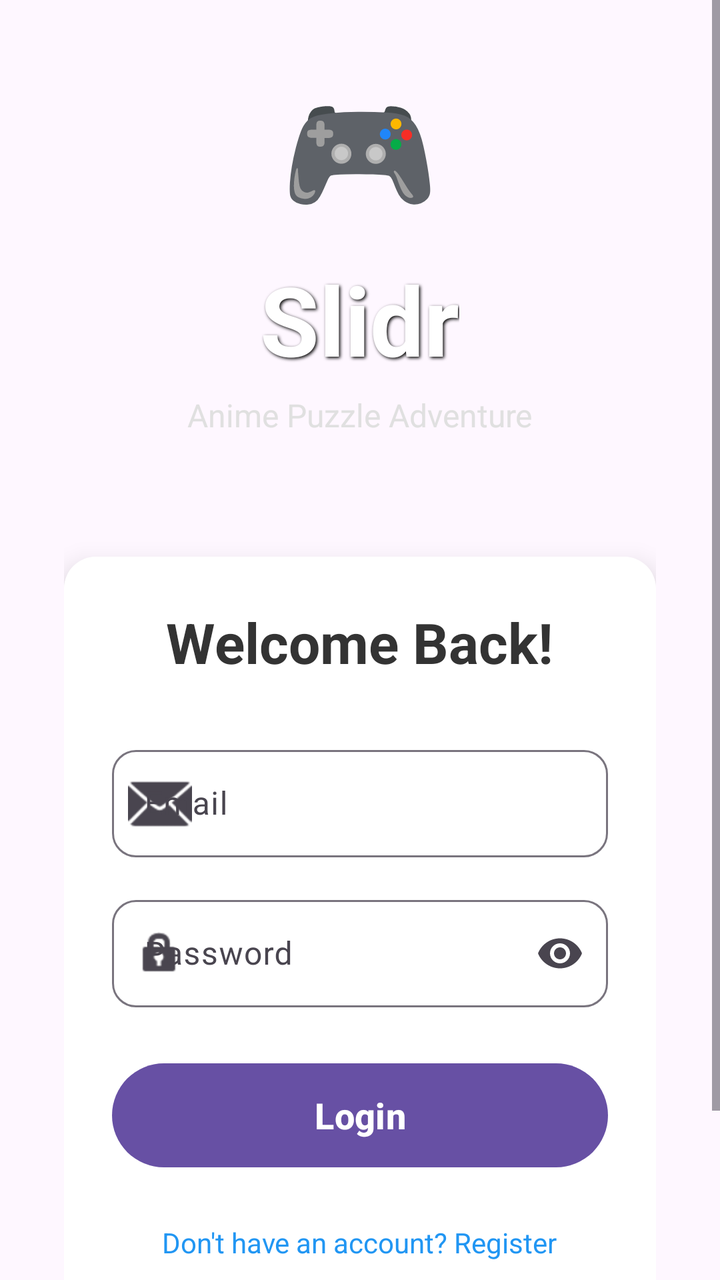
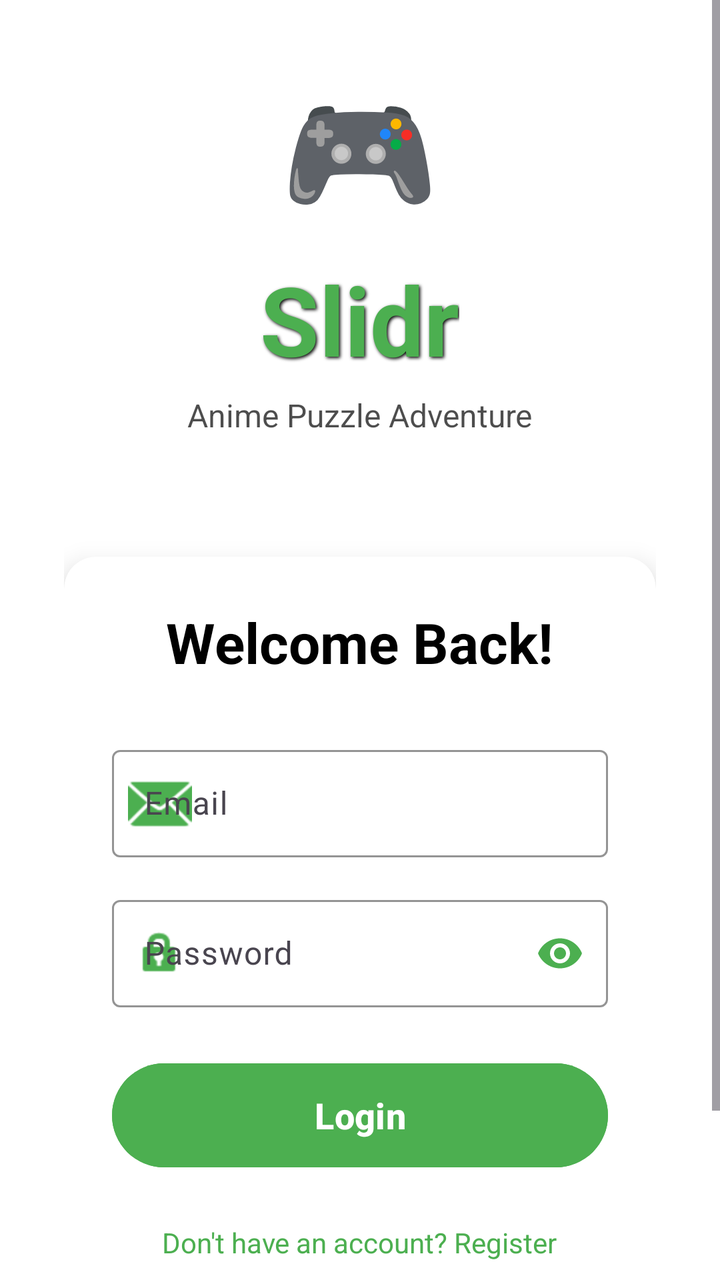

Two renders of the same Android screen: before a commit and after it. Below are the layout's source before the change and the commit's diff.
<!-- AndroidManifest.xml: application theme Theme.Slidr -->
<!-- res/layout/activity_login_activity.xml -->
<?xml version="1.0" encoding="utf-8"?>
<ScrollView xmlns:android="http://schemas.android.com/apk/res/android"
    android:layout_width="match_parent"
    android:layout_height="match_parent"
    android:fillViewport="true">

    <LinearLayout
        android:layout_width="match_parent"
        android:layout_height="wrap_content"
        android:orientation="vertical"
        android:gravity="center"
        android:padding="32dp">

        <LinearLayout
            android:id="@+id/logoContainer"
            android:layout_width="wrap_content"
            android:layout_height="wrap_content"
            android:orientation="vertical"
            android:gravity="center"
            android:layout_marginBottom="40dp">

            <TextView
                android:layout_width="wrap_content"
                android:layout_height="wrap_content"
                android:text="🎮"
                android:textSize="64sp"
                android:layout_marginBottom="10dp"/>

            <TextView
                android:layout_width="wrap_content"
                android:layout_height="wrap_content"
                android:text="Slidr"
                android:textSize="48sp"
                android:textColor="#FFFFFF"
                android:textStyle="bold"
                android:shadowColor="#000000"
                android:shadowDx="2"
                android:shadowDy="2"
                android:shadowRadius="4"/>

            <TextView
                android:layout_width="wrap_content"
                android:layout_height="wrap_content"
                android:text="Anime Puzzle Adventure"
                android:textSize="16sp"
                android:textColor="#E0E0E0"
                android:layout_marginTop="5dp"/>

        </LinearLayout>

        <androidx.cardview.widget.CardView
            android:layout_width="match_parent"
            android:layout_height="wrap_content"
            android:layout_marginTop="20dp"
            android:elevation="8dp"
            app:cardCornerRadius="16dp"
            app:cardElevation="8dp"
            xmlns:app="http://schemas.android.com/apk/res-auto">

            <LinearLayout
                android:layout_width="match_parent"
                android:layout_height="wrap_content"
                android:orientation="vertical"
                android:padding="24dp"
                android:background="#FFFFFF">

                <TextView
                    android:layout_width="wrap_content"
                    android:layout_height="wrap_content"
                    android:text="Welcome Back!"
                    android:textSize="28sp"
                    android:textColor="#333333"
                    android:textStyle="bold"
                    android:layout_gravity="center"
                    android:layout_marginBottom="30dp"/>

                <com.google.android.material.textfield.TextInputLayout
                    android:layout_width="match_parent"
                    android:layout_height="wrap_content"
                    android:layout_marginBottom="16dp"
                    app:boxBackgroundMode="outline"
                    app:boxCornerRadiusTopStart="12dp"
                    app:boxCornerRadiusTopEnd="12dp"
                    app:boxCornerRadiusBottomStart="12dp"
                    app:boxCornerRadiusBottomEnd="12dp"
                    app:startIconDrawable="@android:drawable/ic_dialog_email">

                    <com.google.android.material.textfield.TextInputEditText
                        android:id="@+id/etEmail"
                        android:layout_width="match_parent"
                        android:layout_height="wrap_content"
                        android:hint="Email"
                        android:inputType="textEmailAddress"
                        android:textSize="16sp"
                        android:padding="16dp"/>

                </com.google.android.material.textfield.TextInputLayout>

                <com.google.android.material.textfield.TextInputLayout
                    android:layout_width="match_parent"
                    android:layout_height="wrap_content"
                    android:layout_marginBottom="24dp"
                    app:boxBackgroundMode="outline"
                    app:boxCornerRadiusTopStart="12dp"
                    app:boxCornerRadiusTopEnd="12dp"
                    app:boxCornerRadiusBottomStart="12dp"
                    app:boxCornerRadiusBottomEnd="12dp"
                    app:startIconDrawable="@android:drawable/ic_lock_idle_lock"
                    app:endIconMode="password_toggle">

                    <com.google.android.material.textfield.TextInputEditText
                        android:id="@+id/etPassword"
                        android:layout_width="match_parent"
                        android:layout_height="wrap_content"
                        android:hint="Password"
                        android:inputType="textPassword"
                        android:textSize="16sp"
                        android:padding="16dp"/>

                </com.google.android.material.textfield.TextInputLayout>

                <Button
                    android:id="@+id/btnLogin"
                    android:layout_width="match_parent"
                    android:layout_height="60dp"
                    android:text="Login"
                    android:textSize="18sp"
                    android:textStyle="bold"
                    android:textColor="#FFFFFF"
                    android:layout_marginBottom="16dp"/>

                <TextView
                    android:id="@+id/tvRegisterLink"
                    android:layout_width="wrap_content"
                    android:layout_height="wrap_content"
                    android:text="Don't have an account? Register"
                    android:textSize="14sp"
                    android:textColor="#2196F3"
                    android:layout_gravity="center"
                    android:padding="8dp"
                    android:clickable="true"
                    android:focusable="true"/>

                <TextView
                    android:id="@+id/tvSkipLogin"
                    android:layout_width="wrap_content"
                    android:layout_height="wrap_content"
                    android:text="Continue as Guest"
                    android:textSize="14sp"
                    android:textColor="#000000"
                    android:layout_gravity="center"
                    android:padding="8dp"
                    android:layout_marginTop="8dp"
                    android:clickable="true"
                    android:focusable="true"/>

            </LinearLayout>

        </androidx.cardview.widget.CardView>

    </LinearLayout>

</ScrollView>
<!-- resources referenced by this layout -->
<resources>
  <style name="Theme.Slidr" parent="Base.Theme.Slidr" />
  <style name="Base.Theme.Slidr" parent="Theme.Material3.DayNight.NoActionBar">
          
          
      </style>
</resources>

<!-- the commit's change to res/layout/activity_login_activity.xml (unified diff, before → after) -->
@@ -1,8 +1,10 @@
 <?xml version="1.0" encoding="utf-8"?>
 <ScrollView xmlns:android="http://schemas.android.com/apk/res/android"
+    xmlns:app="http://schemas.android.com/apk/res-auto"
     android:layout_width="match_parent"
     android:layout_height="match_parent"
-    android:fillViewport="true">
+    android:fillViewport="true"
+    android:background="?attr/colorSurface">
 
     <LinearLayout
         android:layout_width="match_parent"
@@ -31,7 +33,7 @@
                 android:layout_height="wrap_content"
                 android:text="Slidr"
                 android:textSize="48sp"
-                android:textColor="#FFFFFF"
+                android:textColor="?attr/colorPrimary"
                 android:textStyle="bold"
                 android:shadowColor="#000000"
                 android:shadowDx="2"
@@ -43,7 +45,8 @@
                 android:layout_height="wrap_content"
                 android:text="Anime Puzzle Adventure"
                 android:textSize="16sp"
-                android:textColor="#E0E0E0"
+                android:textColor="?attr/colorOnSurface"
+                android:alpha="0.7"
                 android:layout_marginTop="5dp"/>
 
         </LinearLayout>
@@ -55,21 +58,20 @@
             android:elevation="8dp"
             app:cardCornerRadius="16dp"
             app:cardElevation="8dp"
-            xmlns:app="http://schemas.android.com/apk/res-auto">
+            app:cardBackgroundColor="?attr/colorSurface">
 
             <LinearLayout
                 android:layout_width="match_parent"
                 android:layout_height="wrap_content"
                 android:orientation="vertical"
-                android:padding="24dp"
-                android:background="#FFFFFF">
+                android:padding="24dp">
 
                 <TextView
                     android:layout_width="wrap_content"
                     android:layout_height="wrap_content"
                     android:text="Welcome Back!"
                     android:textSize="28sp"
-                    android:textColor="#333333"
+                    android:textColor="?attr/colorOnSurface"
                     android:textStyle="bold"
                     android:layout_gravity="center"
                     android:layout_marginBottom="30dp"/>
@@ -78,12 +80,11 @@
                     android:layout_width="match_parent"
                     android:layout_height="wrap_content"
                     android:layout_marginBottom="16dp"
-                    app:boxBackgroundMode="outline"
-                    app:boxCornerRadiusTopStart="12dp"
-                    app:boxCornerRadiusTopEnd="12dp"
-                    app:boxCornerRadiusBottomStart="12dp"
-                    app:boxCornerRadiusBottomEnd="12dp"
-                    app:startIconDrawable="@android:drawable/ic_dialog_email">
+                    style="@style/Widget.Material3.TextInputLayout.OutlinedBox"
+                    app:boxStrokeColor="?attr/colorPrimary"
+                    app:hintTextColor="?attr/colorPrimary"
+                    app:startIconDrawable="@android:drawable/ic_dialog_email"
+                    app:startIconTint="?attr/colorPrimary">
 
                     <com.google.android.material.textfield.TextInputEditText
                         android:id="@+id/etEmail"
@@ -92,6 +93,8 @@
                         android:hint="Email"
                         android:inputType="textEmailAddress"
                         android:textSize="16sp"
+                        android:textColor="@color/input_text"
+                        android:textColorHint="@color/input_hint"
                         android:padding="16dp"/>
 
                 </com.google.android.material.textfield.TextInputLayout>
@@ -100,13 +103,13 @@
                     android:layout_width="match_parent"
                     android:layout_height="wrap_content"
                     android:layout_marginBottom="24dp"
-                    app:boxBackgroundMode="outline"
-                    app:boxCornerRadiusTopStart="12dp"
-                    app:boxCornerRadiusTopEnd="12dp"
-                    app:boxCornerRadiusBottomStart="12dp"
-                    app:boxCornerRadiusBottomEnd="12dp"
+                    style="@style/Widget.Material3.TextInputLayout.OutlinedBox"
+                    app:boxStrokeColor="?attr/colorPrimary"
+                    app:hintTextColor="?attr/colorPrimary"
                     app:startIconDrawable="@android:drawable/ic_lock_idle_lock"
-                    app:endIconMode="password_toggle">
+                    app:startIconTint="?attr/colorPrimary"
+                    app:endIconMode="password_toggle"
+                    app:endIconTint="?attr/colorPrimary">
 
                     <com.google.android.material.textfield.TextInputEditText
                         android:id="@+id/etPassword"
@@ -115,6 +118,8 @@
                         android:hint="Password"
                         android:inputType="textPassword"
                         android:textSize="16sp"
+                        android:textColor="@color/input_text"
+                        android:textColorHint="@color/input_hint"
                         android:padding="16dp"/>
 
                 </com.google.android.material.textfield.TextInputLayout>
@@ -127,6 +132,7 @@
                     android:textSize="18sp"
                     android:textStyle="bold"
                     android:textColor="#FFFFFF"
+                    android:backgroundTint="?attr/colorPrimary"
                     android:layout_marginBottom="16dp"/>
 
                 <TextView
@@ -135,7 +141,7 @@
                     android:layout_height="wrap_content"
                     android:text="Don't have an account? Register"
                     android:textSize="14sp"
-                    android:textColor="#2196F3"
+                    android:textColor="?attr/colorPrimary"
                     android:layout_gravity="center"
                     android:padding="8dp"
                     android:clickable="true"
@@ -147,7 +153,7 @@
                     android:layout_height="wrap_content"
                     android:text="Continue as Guest"
                     android:textSize="14sp"
-                    android:textColor="#000000"
+                    android:textColor="?attr/colorOnSurface"
                     android:layout_gravity="center"
                     android:padding="8dp"
                     android:layout_marginTop="8dp"
<!-- resource entries referenced after the edit -->
@@ -1,9 +1,38 @@
 <!-- resources referenced by this layout -->
 <resources>
+  <color name="input_hint">#666666</color>
+  <color name="input_text">#000000</color>
   <style name="Theme.Slidr" parent="Base.Theme.Slidr" />
   <style name="Base.Theme.Slidr" parent="Theme.Material3.DayNight.NoActionBar">
           
+          <item name="colorPrimary">@color/primary</item>
+          <item name="colorPrimaryVariant">@color/primary_dark</item>
+          <item name="colorOnPrimary">@color/white</item>
+  
           
+          <item name="colorSecondary">@color/accent</item>
+          <item name="colorSecondaryVariant">@color/accent</item>
+          <item name="colorOnSecondary">@color/white</item>
+  
+          
+          <item name="android:colorBackground">@color/background</item>
+          <item name="colorSurface">@color/surface</item>
+          <item name="colorOnSurface">@color/black</item>
+  
+          
+          <item name="colorError">@color/error</item>
+          <item name="colorOnError">@color/white</item>
+  
+          
+          <item name="android:statusBarColor">@color/primary_dark</item>
       </style>
+  <color name="primary">#4CAF50</color>
+  <color name="primary_dark">#388E3C</color>
+  <color name="white">#FFFFFFFF</color>
+  <color name="accent">#2196F3</color>
+  <color name="background">#FFFFFF</color>
+  <color name="surface">#FFFFFF</color>
+  <color name="black">#FF000000</color>
+  <color name="error">#F44336</color>
 </resources>
 
